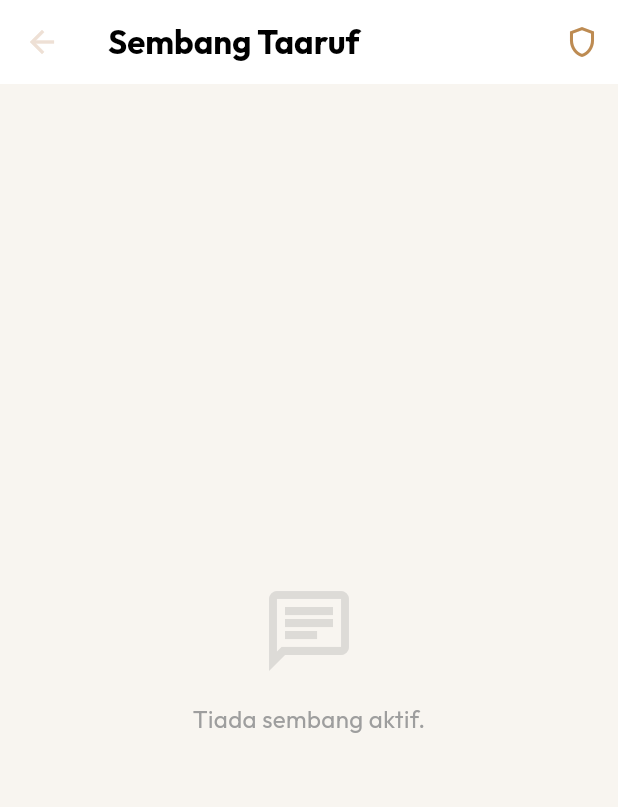
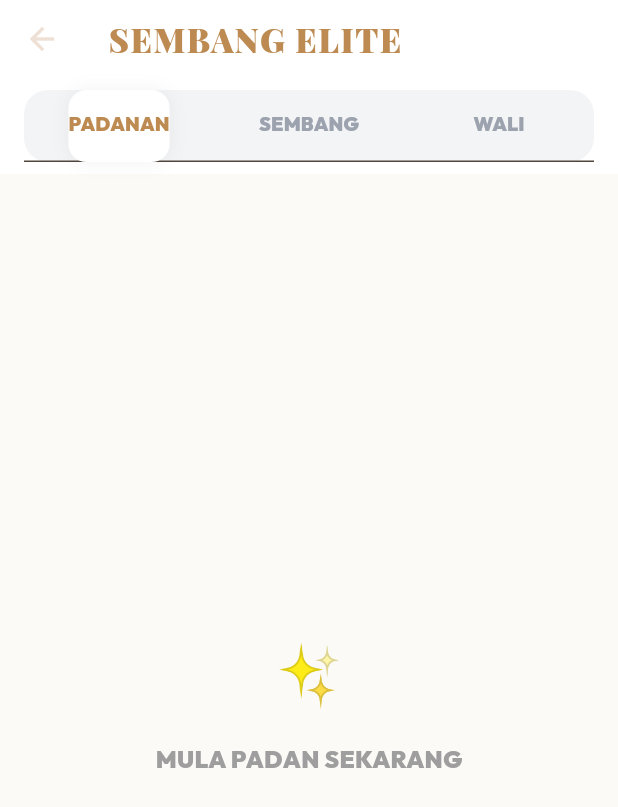
Before and after one commit to dhlou3/jodohku-perfect-v41, a Flutter app: the ChatListScreen screen opened directly, on a phone screen of 412 x 824 dp. Shown: the top 807 px of the screen. Run offline on Flutter 3.47's test engine with Material 3 defaults, Android fonts, the phone set to English and light mode, and no system bars; our stand-ins replace cached_network_image, cloud_firestore, cloud_functions, firebase_auth, firebase_core, flutter_animate and 3 more; accounts and stored records are empty; network calls fail.

Commit message:
UI: TOTAL OVERHAUL - Synchronized Home, Chat, Profile, and Islam with Web v14

```diff
--- a/lib/src/features/chat/presentation/chat_list_screen.dart
+++ b/lib/src/features/chat/presentation/chat_list_screen.dart
@@ -6,129 +6,228 @@ import 'package:jodohku_malaysia/src/features/chat/application/chat_notifier.dar
 import 'package:jodohku_malaysia/src/features/chat/domain/chat_models.dart';
 import 'package:jodohku_malaysia/src/features/chat/presentation/chat_conversation_screen.dart';
 
-class ChatListScreen extends ConsumerWidget {
+class ChatListScreen extends ConsumerStatefulWidget {
   const ChatListScreen({super.key});
 
   @override
-  Widget build(BuildContext context, WidgetRef ref) {
+  ConsumerState<ChatListScreen> createState() => _ChatListScreenState();
+}
+
+class _ChatListScreenState extends ConsumerState<ChatListScreen> with SingleTickerProviderStateMixin {
+  late TabController _tabController;
+
+  @override
+  void initState() {
+    super.initState();
+    _tabController = TabController(length: 3, vsync: this);
+  }
+
+  @override
+  Widget build(BuildContext context) {
     final sessions = ref.watch(chatProvider);
 
     return Scaffold(
-      backgroundColor: const Color(0xFFF8F5F0), // Light Theme
+      backgroundColor: const Color(0xFFFCFAF7), // Web --bg-cream
       appBar: AppBar(
         backgroundColor: Colors.white,
         elevation: 0,
+        centerTitle: false,
         title: Text(
-          'Sembang Taaruf',
-          style: GoogleFonts.outfit(fontWeight: FontWeight.bold, fontSize: 22, color: Colors.black)
+          'SEMBANG ELITE',
+          style: GoogleFonts.playfairDisplay(
+            fontSize: 22,
+            fontWeight: FontWeight.w900,
+            color: AppColors.primaryGold,
+            letterSpacing: 1,
           ),
-        actions: [
-          IconButton(
-            icon: const Icon(Icons.shield_outlined, color: Color(0xFFBD8B52)),
-            onPressed: () {}
         ),
+        bottom: PreferredSize(
+          preferredSize: const Size.fromHeight(60),
+          child: Container(
+            margin: const EdgeInsets.symmetric(horizontal: 16, vertical: 8),
+            decoration: BoxDecoration(
+              color: const Color(0xFFF3F4F6),
+              borderRadius: BorderRadius.circular(16),
+            ),
+            child: TabBar(
+              controller: _tabController,
+              indicator: BoxDecoration(
+                color: Colors.white,
+                borderRadius: BorderRadius.circular(12),
+                boxShadow: [
+                  BoxShadow(color: Colors.black.withOpacity(0.05), blurRadius: 10),
                 ],
               ),
-      body: sessions.isEmpty
-        ? _buildEmptyState()
-        : ListView.builder(
-            padding: const EdgeInsets.all(20),
-            itemCount: sessions.length,
-            itemBuilder: (context, index) {
-              final session = sessions[index];
-              return GestureDetector(
-                onTap: () => Navigator.push(
-                  context,
-                  MaterialPageRoute(builder: (_) => ChatConversationScreen(sessionId: session.id))
+              labelColor: AppColors.primaryGold,
+              unselectedLabelColor: const Color(0xFF9CA3AF),
+              labelStyle: GoogleFonts.outfit(fontWeight: FontWeight.w900, fontSize: 13),
+              tabs: const [
+                Tab(text: 'PADANAN'),
+                Tab(text: 'SEMBANG'),
+                Tab(text: 'WALI'),
+              ],
             ),
-                child: _ChatItem(session: session),
-              );
-            },
+          ),
+        ),
+      ),
+      body: TabBarView(
+        controller: _tabController,
+        children: [
+          _buildPadananTab(),
+          _buildSembangTab(sessions),
+          _buildWaliTab(),
+        ],
       ),
     );
   }
 
-  Widget _buildEmptyState() {
+  Widget _buildPadananTab() {
     return Center(
       child: Column(
         mainAxisAlignment: MainAxisAlignment.center,
         children: [
-          Icon(Icons.chat_outlined, size: 64, color: Colors.grey.withOpacity(0.3)),
+          const Text('✨', style: TextStyle(fontSize: 40)),
           const SizedBox(height: 16),
-          const Text('Tiada sembang aktif.', style: TextStyle(color: Colors.grey)),
+          Text(
+            'MULA PADAN SEKARANG',
+            style: GoogleFonts.outfit(fontWeight: FontWeight.w900, color: Colors.grey),
+          ),
         ],
       ),
     );
   }
+
+  Widget _buildSembangTab(List<ChatSession> sessions) {
+    if (sessions.isEmpty) {
+      return Center(
+        child: Column(
+          mainAxisAlignment: MainAxisAlignment.center,
+          children: [
+            Icon(Icons.chat_bubble_outline, size: 60, color: Colors.grey.withOpacity(0.2)),
+            const SizedBox(height: 16),
+            Text(
+              'TIADA SEMBANG AKTIF',
+              style: GoogleFonts.outfit(fontWeight: FontWeight.w900, color: Colors.grey),
+            ),
+          ],
+        ),
+      );
     }
 
-class _ChatItem extends StatelessWidget {
-  final ChatSession session;
+    return ListView.builder(
+      padding: const EdgeInsets.all(16),
+      itemCount: sessions.length,
+      itemBuilder: (context, index) {
+        final session = sessions[index];
+        return _buildChatItem(session);
+      },
+    );
+  }
 
-  const _ChatItem({required this.session});
+  Widget _buildWaliTab() {
+    return Center(
+      child: Padding(
+        padding: const EdgeInsets.all(32.0),
+        child: Column(
+          mainAxisAlignment: MainAxisAlignment.center,
+          children: [
+            const Text('🛡️', style: TextStyle(fontSize: 40)),
+            const SizedBox(height: 24),
+            Text(
+              'ZON PENJAGA (WALI)',
+              style: GoogleFonts.outfit(fontWeight: FontWeight.w900, fontSize: 18),
+            ),
+            const SizedBox(height: 12),
+            const Text(
+              'Sesi taaruf yang dipantau oleh Wali akan dipaparkan di sini untuk keselamatan mutlak.',
+              textAlign: TextAlign.center,
+              style: TextStyle(color: Colors.grey, height: 1.5),
+            ),
+            const SizedBox(height: 32),
+            ElevatedButton(
+              onPressed: () {},
+              style: AppTheme.vibrantButton,
+              child: const Text('DAFTAR WALI'),
+            ),
+          ],
+        ),
+      ),
+    );
+  }
 
-  @override
-  Widget build(BuildContext context) {
-    final bool hasWali = session.waliId != null;
-    final String lastMessage = session.messages.isNotEmpty
-        ? session.messages.last.content
-        : 'Mulakan taaruf dengan Bismillah...';
-
-    return Container(
+  Widget _buildChatItem(ChatSession session) {
+    return GestureDetector(
+      onTap: () => Navigator.push(
+        context,
+        MaterialPageRoute(builder: (_) => ChatConversationScreen(sessionId: session.id)),
+      ),
+      child: Container(
         margin: const EdgeInsets.only(bottom: 12),
         padding: const EdgeInsets.all(16),
         decoration: BoxDecoration(
           color: Colors.white,
           borderRadius: BorderRadius.circular(24),
-        border: Border.all(color: const Color(0xFFEEEEEE)),
+          border: Border.all(color: const Color(0xFFF3F4F6)),
         ),
         child: Row(
           children: [
-          // AVATAR
             Container(
-            width: 55, height: 55,
-            decoration: const BoxDecoration(color: Color(0xFFFDF9F4), shape: BoxShape.circle),
-            alignment: Alignment.center,
-            child: const Icon(Icons.person, color: Color(0xFFBD8B52)),
+              width: 60,
+              height: 60,
+              decoration: BoxDecoration(
+                color: const Color(0xFFFDF9F4),
+                shape: BoxShape.circle,
+                border: Border.all(color: AppColors.primaryGold.withOpacity(0.2)),
+              ),
+              child: const Center(child: Icon(Icons.person, color: AppColors.primaryGold, size: 30)),
             ),
             const SizedBox(width: 16),
             Expanded(
               child: Column(
                 crossAxisAlignment: CrossAxisAlignment.start,
                 children: [
+                  Row(
+                    mainAxisAlignment: MainAxisAlignment.spaceBetween,
+                    children: [
                       Text(
-                  'Taaruf Session #${session.id.substring(session.id.length - 4)}',
-                  style: GoogleFonts.outfit(fontSize: 15, fontWeight: FontWeight.bold, color: const Color(0xFF333333))
+                        'Calon Jodoh Elite',
+                        style: GoogleFonts.outfit(fontWeight: FontWeight.w900, fontSize: 16),
+                      ),
+                      Text(
+                        '12:45 PM',
+                        style: GoogleFonts.outfit(fontSize: 10, color: Colors.grey),
+                      ),
+                    ],
                   ),
                   const SizedBox(height: 4),
-                // LOGIC: STATUS BADGE
+                  Text(
+                    'Mulakan taaruf dengan Bismillah...',
+                    maxLines: 1,
+                    overflow: TextOverflow.ellipsis,
+                    style: GoogleFonts.outfit(fontSize: 13, color: const Color(0xFF6B7280)),
+                  ),
+                  const SizedBox(height: 8),
                   Container(
-                  padding: const EdgeInsets.symmetric(horizontal: 8, vertical: 4),
+                    padding: const EdgeInsets.symmetric(horizontal: 10, vertical: 4),
                     decoration: BoxDecoration(
-                    color: hasWali ? AppColors.shariaGreen.withOpacity(0.1) : const Color(0xFFBD8B52).withOpacity(0.1),
+                      color: const Color(0xFFECFDF5),
                       borderRadius: BorderRadius.circular(8),
                     ),
                     child: Text(
-                    hasWali ? 'WALI DIPANTAU' : 'WALI DIPERLUKAN',
+                      'WALI AKTIF 🛡️',
                       style: GoogleFonts.outfit(
-                      fontSize: 8,
-                      color: hasWali ? AppColors.shariaGreen : const Color(0xFFBD8B52),
+                        fontSize: 9,
                         fontWeight: FontWeight.w900,
-                    )
+                        color: const Color(0xFF059669),
                       ),
                     ),
-                const SizedBox(height: 8),
-                Text(
-                  lastMessage,
-                  maxLines: 1,
-                  overflow: TextOverflow.ellipsis,
-                  style: GoogleFonts.outfit(fontSize: 13, color: const Color(0xFF666666))
                   ),
                 ],
               ),
             ),
           ],
         ),
+      ),
     );
   }
 }
```
Lines whose indentation alone changed are shown as unchanged.
